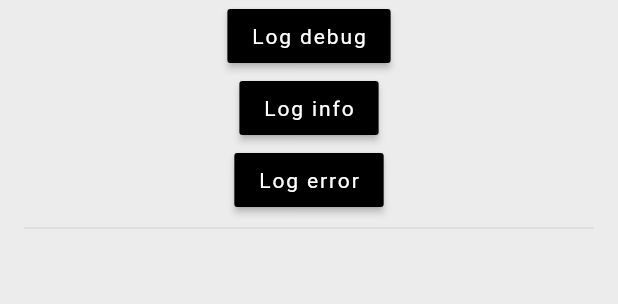
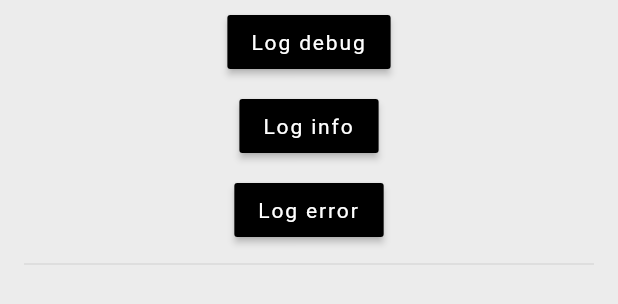
Before and after one commit to mkobuolys/flutter-design-patterns, a Flutter app: the ChainOfResponsibilityExample widget shown alone on an empty page, opened directly, on a phone screen of 412 x 824 dp. Shown: the top 304 px of the screen. Run offline on Flutter 3.47's test engine with Material 2 defaults, Android fonts, the phone set to English and light mode, and no system bars; our stand-ins replace faker, flutter_markdown, font_awesome_flutter; accounts and stored records are empty; statements that could not run were skipped.

Commit message:
Refactor platform buttons

```diff
--- a/lib/widgets/design_patterns/adapter/contacts_section.dart
+++ b/lib/widgets/design_patterns/adapter/contacts_section.dart
@@ -65,7 +65,7 @@ class _ContactsSectionContent extends StatelessWidget {
             materialColor: Colors.black,
             materialTextColor: Colors.white,
             onPressed: onPressed,
-            child: const Text('Get contacts'),
+            text: 'Get contacts',
           )
         : Column(
             children: <Widget>[
--- a/lib/widgets/design_patterns/bridge/bridge_example.dart
+++ b/lib/widgets/design_patterns/bridge/bridge_example.dart
@@ -101,7 +101,7 @@ class _BridgeExampleState extends State<BridgeExample> {
               materialColor: Colors.black,
               materialTextColor: Colors.white,
               onPressed: _addCustomer,
-              child: const Text('Add'),
+              text: 'Add',
             ),
             if (_customers.isNotEmpty)
               CustomersDatatable(customers: _customers)
@@ -128,7 +128,7 @@ class _BridgeExampleState extends State<BridgeExample> {
               materialColor: Colors.black,
               materialTextColor: Colors.white,
               onPressed: _addOrder,
-              child: const Text('Add'),
+              text: 'Add',
             ),
             if (_orders.isNotEmpty)
               OrdersDatatable(orders: _orders)
--- a/lib/widgets/design_patterns/chain_of_responsibility/chain_of_responsibility_example.dart
+++ b/lib/widgets/design_patterns/chain_of_responsibility/chain_of_responsibility_example.dart
@@ -56,19 +56,19 @@ class _ChainOfResponsibilityExampleState
               materialColor: Colors.black,
               materialTextColor: Colors.white,
               onPressed: () => logger.logDebug(randomLog),
-              child: const Text('Log debug'),
+              text: 'Log debug',
             ),
             PlatformButton(
               materialColor: Colors.black,
               materialTextColor: Colors.white,
               onPressed: () => logger.logInfo(randomLog),
-              child: const Text('Log info'),
+              text: 'Log info',
             ),
             PlatformButton(
               materialColor: Colors.black,
               materialTextColor: Colors.white,
               onPressed: () => logger.logError(randomLog),
-              child: const Text('Log error'),
+              text: 'Log error',
             ),
             const Divider(),
             Row(
--- a/lib/widgets/design_patterns/factory_method/factory_method_example.dart
+++ b/lib/widgets/design_patterns/factory_method/factory_method_example.dart
@@ -50,7 +50,7 @@ class _FactoryMethodExampleState extends State<FactoryMethodExample> {
               materialColor: Colors.black,
               materialTextColor: Colors.white,
               onPressed: () => _showCustomDialog(context),
-              child: const Text('Show Dialog'),
+              text: 'Show Dialog',
             ),
           ],
         ),
--- a/lib/widgets/design_patterns/interpreter/expression_section.dart
+++ b/lib/widgets/design_patterns/interpreter/expression_section.dart
@@ -51,7 +51,7 @@ class _ExpressionSectionState extends State<ExpressionSection> {
             materialColor: Colors.black,
             materialTextColor: Colors.white,
             onPressed: _solvePrefixExpression,
-            child: const Text('Solve'),
+            text: 'Solve',
           ),
           secondChild: Column(
             crossAxisAlignment: CrossAxisAlignment.start,
--- a/lib/widgets/design_patterns/memento/memento_example.dart
+++ b/lib/widgets/design_patterns/memento/memento_example.dart
@@ -51,14 +51,14 @@ class _MementoExampleState extends State<MementoExample> {
               materialColor: Colors.black,
               materialTextColor: Colors.white,
               onPressed: _randomiseProperties,
-              child: const Text('Randomise properties'),
+              text: 'Randomise properties',
             ),
             const Divider(),
             PlatformButton(
               materialColor: Colors.black,
               materialTextColor: Colors.white,
               onPressed: _commandHistory.isEmpty ? null : _undo,
-              child: const Text('Undo'),
+              text: 'Undo',
             ),
             const SizedBox(height: spaceM),
           ],
--- a/lib/widgets/design_patterns/prototype/shape_column/shape_column.dart
+++ b/lib/widgets/design_patterns/prototype/shape_column/shape_column.dart
@@ -48,13 +48,13 @@ class ShapeColumn extends StatelessWidget {
           materialColor: Colors.black,
           materialTextColor: Colors.white,
           onPressed: onRandomisePropertiesPressed,
-          child: const Text('Randomise properties'),
+          text: 'Randomise properties',
         ),
         PlatformButton(
           materialColor: Colors.black,
           materialTextColor: Colors.white,
           onPressed: onClonePressed,
-          child: const Text('Clone'),
+          text: 'Clone',
         ),
       ],
     );
--- a/lib/widgets/design_patterns/proxy/customer_details_dialog/customer_details_dialog.dart
+++ b/lib/widgets/design_patterns/proxy/customer_details_dialog/customer_details_dialog.dart
@@ -63,7 +63,7 @@ class _CustomerDetailsDialogState extends State<CustomerDetailsDialog> {
             materialColor: Colors.black,
             materialTextColor: Colors.white,
             onPressed: _closeDialog,
-            child: const Text('Close'),
+            text: 'Close',
           ),
         ),
       ],
--- a/lib/widgets/design_patterns/singleton/singleton_example.dart
+++ b/lib/widgets/design_patterns/singleton/singleton_example.dart
@@ -54,13 +54,13 @@ class _SingletonExampleState extends State<SingletonExample> {
               materialColor: Colors.black,
               materialTextColor: Colors.white,
               onPressed: _setTextValues,
-              child: const Text("Change states' text to 'Singleton'"),
+              text: "Change states' text to 'Singleton'",
             ),
             PlatformButton(
               materialColor: Colors.black,
               materialTextColor: Colors.white,
               onPressed: _reset,
-              child: const Text('Reset'),
+              text: 'Reset',
             ),
             const SizedBox(height: spaceXL),
             const Text(
--- a/lib/widgets/design_patterns/state/state_example.dart
+++ b/lib/widgets/design_patterns/state/state_example.dart
@@ -36,7 +36,7 @@ class _StateExampleState extends State<StateExample> {
               materialColor: Colors.black,
               materialTextColor: Colors.white,
               onPressed: _changeState,
-              child: const Text('Load names'),
+              text: 'Load names',
             ),
             const SizedBox(height: spaceL),
             StreamBuilder(
--- a/lib/widgets/design_patterns/strategy/order/order_buttons/order_buttons.dart
+++ b/lib/widgets/design_patterns/strategy/order/order_buttons/order_buttons.dart
@@ -14,8 +14,8 @@ class OrderButtons extends StatelessWidget {
 
   @override
   Widget build(BuildContext context) {
-    return Row(
-      mainAxisAlignment: MainAxisAlignment.spaceEvenly,
+    return Wrap(
+      alignment: WrapAlignment.center,
       children: <Widget>[
         OrderButton(
           iconData: Icons.add,
--- a/lib/widgets/design_patterns/strategy/strategy_example.dart
+++ b/lib/widgets/design_patterns/strategy/strategy_example.dart
@@ -51,7 +51,7 @@ class _StrategyExampleState extends State<StrategyExample> {
       child: SingleChildScrollView(
         padding: const EdgeInsets.symmetric(horizontal: paddingL),
         child: Column(
-          crossAxisAlignment: CrossAxisAlignment.start,
+          crossAxisAlignment: CrossAxisAlignment.stretch,
           children: <Widget>[
             OrderButtons(
               onAdd: _addToOrder,
--- a/lib/widgets/design_patterns/template_method/students_section.dart
+++ b/lib/widgets/design_patterns/template_method/students_section.dart
@@ -65,7 +65,7 @@ class _StudentsSectionContent extends StatelessWidget {
             materialColor: Colors.black,
             materialTextColor: Colors.white,
             onPressed: onPressed,
-            child: const Text("Calculate BMI and get students' data"),
+            text: "Calculate BMI and get students' data",
           )
         : StudentsDataTable(
             students: students,
--- a/lib/widgets/design_patterns/visitor/files_dialog.dart
+++ b/lib/widgets/design_patterns/visitor/files_dialog.dart
@@ -31,7 +31,7 @@ class FilesDialog extends StatelessWidget {
           materialColor: Colors.black,
           materialTextColor: Colors.white,
           onPressed: () => closeDialog(context),
-          child: const Text('Close'),
+          text: 'Close',
         ),
       ],
     );
--- a/lib/widgets/design_patterns/visitor/visitor_example.dart
+++ b/lib/widgets/design_patterns/visitor/visitor_example.dart
@@ -152,7 +152,7 @@ class _VisitorExampleState extends State<VisitorExample> {
               materialColor: Colors.black,
               materialTextColor: Colors.white,
               onPressed: _showFilesDialog,
-              child: const Text('Export files'),
+              text: 'Export files',
             ),
             const SizedBox(height: spaceL),
             _rootDirectory.render(context),
--- a/lib/widgets/platform_specific/platform_button.dart
+++ b/lib/widgets/platform_specific/platform_button.dart
@@ -4,34 +4,38 @@ import 'package:flutter/cupertino.dart';
 import 'package:flutter/material.dart';
 
 class PlatformButton extends StatelessWidget {
-  final Widget child;
+  final String text;
   final Color materialColor;
   final Color materialTextColor;
   final VoidCallback onPressed;
 
   const PlatformButton({
-    @required this.child,
+    @required this.text,
     @required this.materialColor,
     @required this.materialTextColor,
     this.onPressed,
-  })  : assert(child != null),
+  })  : assert(text != null),
         assert(materialColor != null),
         assert(materialTextColor != null);
 
   @override
   Widget build(BuildContext context) {
-    return Platform.isAndroid
+    return Padding(
+      padding: const EdgeInsets.all(4.0),
+      child: Platform.isAndroid
           ? MaterialButton(
               color: materialColor,
               textColor: materialTextColor,
               disabledColor: Colors.grey,
               disabledTextColor: Colors.white,
               onPressed: onPressed,
-            child: child,
+              child: Text(text, textAlign: TextAlign.center),
             )
-        : CupertinoButton.filled(
+          : CupertinoButton(
+              color: Colors.black,
               onPressed: onPressed,
-            child: child,
+              child: Text(text, textAlign: TextAlign.center),
+            ),
     );
   }
 }
```
Also changed, not shown: lib/widgets/design_patterns/command/command_example.dart (+4 -4 lines), lib/widgets/design_patterns/iterator/iterator_example.dart (+4 -4 lines), lib/widgets/design_patterns/strategy/order/order_buttons/order_button.dart (+21 -6 lines). Lines whose indentation alone changed are shown as unchanged.
